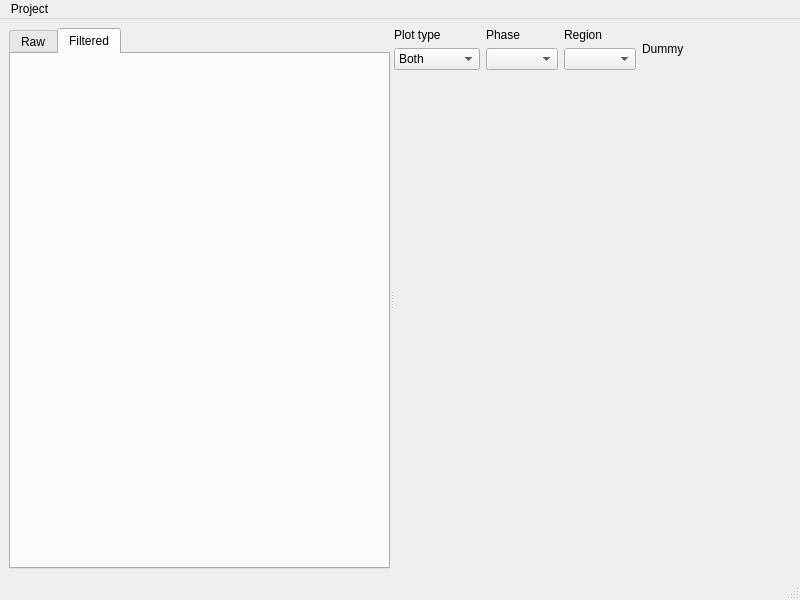
The window that src/resources/ui_main_window.ui (ianthomas23/QACD-quack) describes before a commit, drawn with Qt 5.
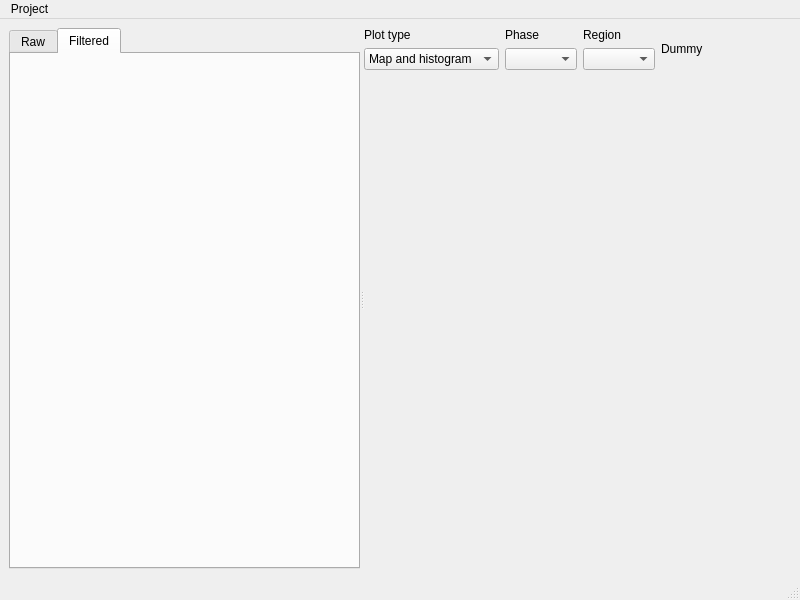
The same window after the commit. Custom widgets are drawn as their Qt base class.

Commit message: New project dialogs

```diff
--- a/src/resources/ui_main_window.ui
+++ b/src/resources/ui_main_window.ui
@@ -154,7 +154,7 @@
               </item>
               <item>
                <property name="text">
-                <string>Both</string>
+                <string>Map and histogram</string>
                </property>
               </item>
              </widget>
```
The commit also changes 5 other files.
